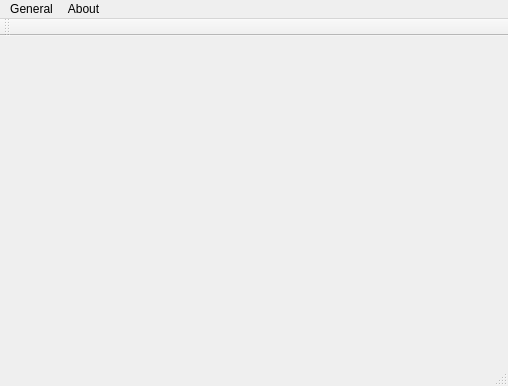
AbduAmeen/Linux_Shortcut_Creator, file src/forms/mainwindow.ui: the form before one commit.
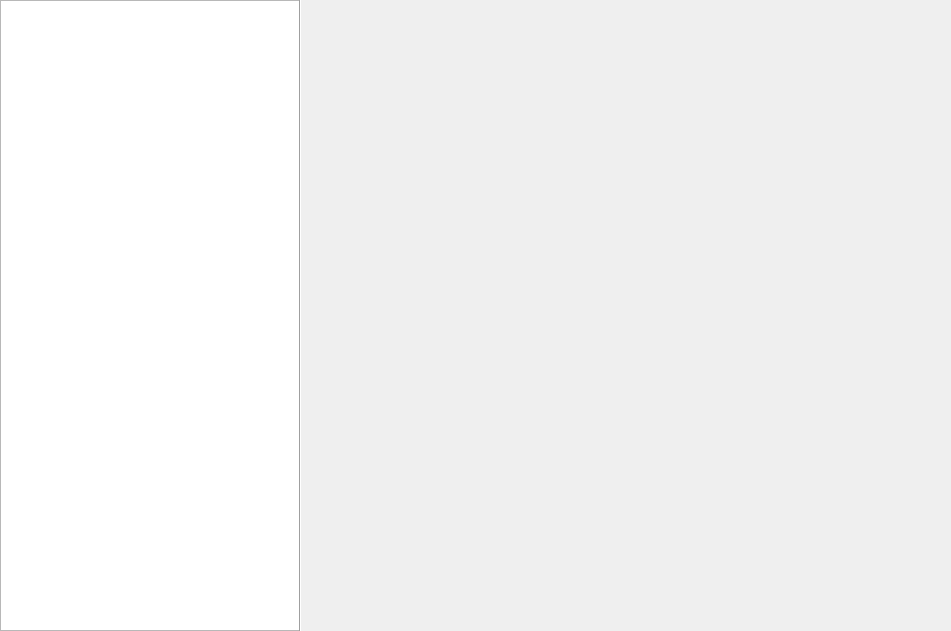
The form after the commit.

```diff
--- a/src/forms/mainwindow.ui
+++ b/src/forms/mainwindow.ui
@@ -6,45 +6,52 @@
    <rect>
     <x>0</x>
     <y>0</y>
-    <width>508</width>
-    <height>386</height>
+    <width>951</width>
+    <height>631</height>
    </rect>
   </property>
   <property name="windowTitle">
    <string>MainWindow</string>
   </property>
-  <widget class="QWidget" name="centralWidget"/>
-  <widget class="QMenuBar" name="menuBar">
-   <property name="geometry">
-    <rect>
-     <x>0</x>
-     <y>0</y>
-     <width>508</width>
-     <height>22</height>
-    </rect>
-   </property>
-   <widget class="QMenu" name="menuGeneral">
-    <property name="title">
-     <string>General</string>
+  <widget class="QWidget" name="centralWidget">
+   <widget class="QWidget" name="verticalLayoutWidget">
+    <property name="geometry">
+     <rect>
+      <x>300</x>
+      <y>0</y>
+      <width>651</width>
+      <height>631</height>
+     </rect>
     </property>
+    <layout class="QVBoxLayout" name="verticalLayout"/>
    </widget>
-   <widget class="QMenu" name="menuAbout">
-    <property name="title">
-     <string>About</string>
+   <widget class="Line" name="line">
+    <property name="geometry">
+     <rect>
+      <x>290</x>
+      <y>-10</y>
+      <width>20</width>
+      <height>651</height>
+     </rect>
     </property>
+    <property name="orientation">
+     <enum>Qt::Vertical</enum>
+    </property>
    </widget>
-   <addaction name="menuGeneral"/>
-   <addaction name="menuAbout"/>
+   <widget class="QListView" name="listView">
+    <property name="geometry">
+     <rect>
+      <x>0</x>
+      <y>0</y>
+      <width>301</width>
+      <height>631</height>
+     </rect>
+    </property>
+   </widget>
+   <zorder>verticalLayoutWidget</zorder>
+   <zorder>listView</zorder>
+   <zorder>line</zorder>
   </widget>
-  <widget class="QToolBar" name="mainToolBar">
-   <attribute name="toolBarArea">
-    <enum>TopToolBarArea</enum>
-   </attribute>
-   <attribute name="toolBarBreak">
-    <bool>false</bool>
-   </attribute>
-  </widget>
-  <widget class="QStatusBar" name="statusBar"/>
  </widget>
  <layoutdefault spacing="6" margin="11"/>
  <resources/>
```
